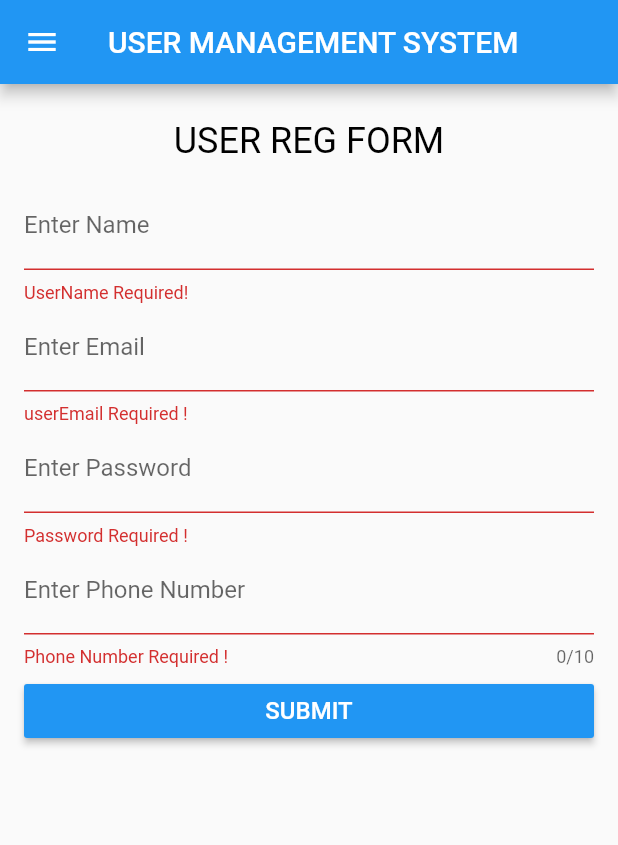
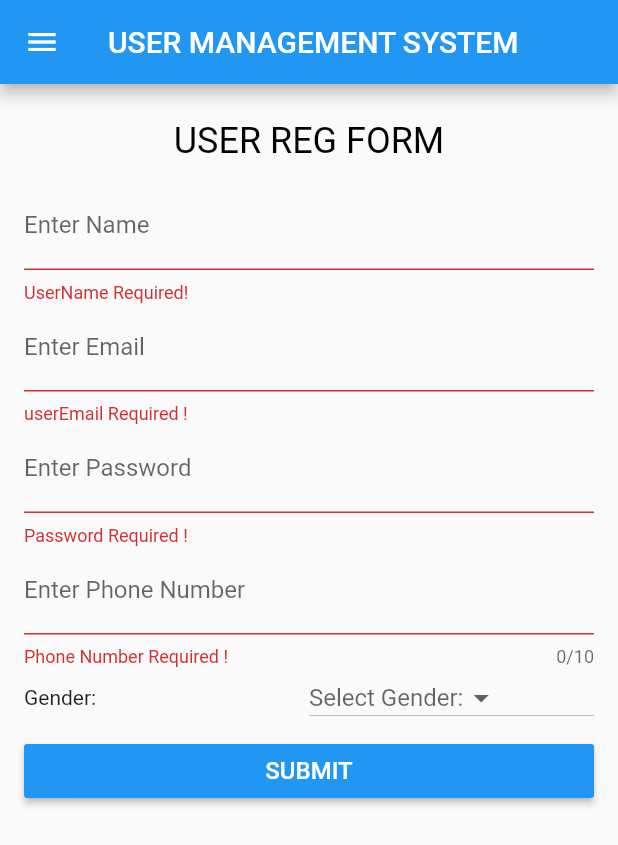
Before and after one commit to moseskamira/Flutter-Level-up-Project-One, a Flutter app: the screen it shows after launch, after a tap on "SUBMIT", on a phone screen of 412 x 824 dp. Shown: the top 845 px of the screen. Run offline on Flutter 3.47's test engine with Material 2 defaults, Android fonts, the phone set to English and light mode, and no system bars; our stand-ins replace dio, retrofit.

Commit message:
user detail impl

```diff
--- a/lib/screens/my_home_page.dart
+++ b/lib/screens/my_home_page.dart
@@ -7,6 +7,8 @@ class MyHomePage extends StatefulWidget {
 }
 
 class FormScreenState extends State<MyHomePage> {
+  String dropdownValue;
+  List<String> spinnerItems = ['Male', 'Female'];
   final _formKey = GlobalKey<FormState>();
   String userName;
   String email;
@@ -72,6 +74,22 @@ class FormScreenState extends State<MyHomePage> {
       onSaved: (value) =>
           setState(() => phoneNumber = value.toString().trim()));
 
+  Widget buildGenderDropDownWidget() => DropdownButton(
+        hint: Text('Select Gender:'),
+        value: dropdownValue,
+        onChanged: (newValue) {
+          setState(() {
+            dropdownValue = newValue;
+          });
+        },
+        items: spinnerItems.map((gender) {
+          return DropdownMenuItem(
+            child: new Text(gender),
+            value: gender,
+          );
+        }).toList(),
+      );
+
   @override
   Widget build(BuildContext context) => Scaffold(
         appBar: AppBar(
@@ -98,18 +116,36 @@ class FormScreenState extends State<MyHomePage> {
                 buildEmail(),
                 buildPassword(),
                 buildPhoneNumber(),
+                new Row(
+                  mainAxisSize: MainAxisSize.min,
+                  children: <Widget>[
+                    Expanded(
+                      child: new Padding(
+                        padding: EdgeInsets.zero,
+                        child: Text('Gender:'),
+                      ),
+                    ),
+                    Expanded(
+                      child: new Padding(
+                        padding: EdgeInsets.zero,
+                        child: Container(
+                          height: 40,
+                          padding: EdgeInsets.zero,
+                          child: buildGenderDropDownWidget(),
+                        ),
+                      ),
+                    ),
+                  ],
+                ),
                 SizedBox(height: 5),
                 RaisedButton(
                     color: Colors.blue,
                     textColor: Colors.white,
-
                     child: Text(
                       'Submit'.toUpperCase(),
                       style: TextStyle(
                         fontSize: 16,
-
                       ),
-
                     ),
                     onPressed: () {
                       if (!_formKey.currentState.validate()) {
@@ -118,8 +154,8 @@ class FormScreenState extends State<MyHomePage> {
                       _formKey.currentState.save();
                       print(userName);
                       print(email);
-                      print(password);
-                      print(Icons.phone);
+                      print(dropdownValue.toUpperCase());
+                      print(phoneNumber);
                     })
               ],
             ),
@@ -130,12 +166,11 @@ class FormScreenState extends State<MyHomePage> {
             padding: EdgeInsets.zero,
             children: <Widget>[
               DrawerHeader(
-                decoration: BoxDecoration(
-                  color: Colors.blue,
-                    image: DecorationImage(
-                        fit: BoxFit.fill,
-                        image:  AssetImage('assets/images/user.jpeg'))
-                ),
+                  decoration: BoxDecoration(
+                      color: Colors.blue,
+                      image: DecorationImage(
+                          fit: BoxFit.fill,
+                          image: AssetImage('assets/images/user.jpeg'))),
                   child: Stack(children: <Widget>[
                     Positioned(
                         bottom: 4.0,
@@ -145,8 +180,7 @@ class FormScreenState extends State<MyHomePage> {
                                 color: Colors.white,
                                 fontSize: 16.0,
                                 fontWeight: FontWeight.w500))),
-                  ])
-              ),
+                  ])),
               ListTile(
                 title: Text('View Users List'),
                 onTap: () {
--- a/lib/screens/user_details.dart
+++ b/lib/screens/user_details.dart
@@ -37,7 +37,7 @@ class DetailScreen extends StatelessWidget {
                     fontFamily: 'Aleo',
                     fontStyle: FontStyle.normal,
                     fontWeight: FontWeight.normal,
-                    fontSize: 25.0,
+                    fontSize: 24.0,
                     color: Colors.black
                 ),
               ),
@@ -49,7 +49,7 @@ class DetailScreen extends StatelessWidget {
                     fontFamily: 'Aleo',
                     fontStyle: FontStyle.normal,
                     fontWeight: FontWeight.bold,
-                    fontSize: 25.0,
+                    fontSize: 24.0,
                     color: Colors.black
                 ),
               ),
@@ -61,7 +61,7 @@ class DetailScreen extends StatelessWidget {
                     fontFamily: 'Aleo',
                     fontStyle: FontStyle.normal,
                     fontWeight: FontWeight.normal,
-                    fontSize: 25.0,
+                    fontSize: 24.0,
                     color: Colors.black
                 ),
               ),
@@ -73,7 +73,7 @@ class DetailScreen extends StatelessWidget {
                     fontFamily: 'Aleo',
                     fontStyle: FontStyle.normal,
                     fontWeight: FontWeight.normal,
-                    fontSize: 25.0,
+                    fontSize: 24.0,
                     color: Colors.black
                 ),
               ),
```
